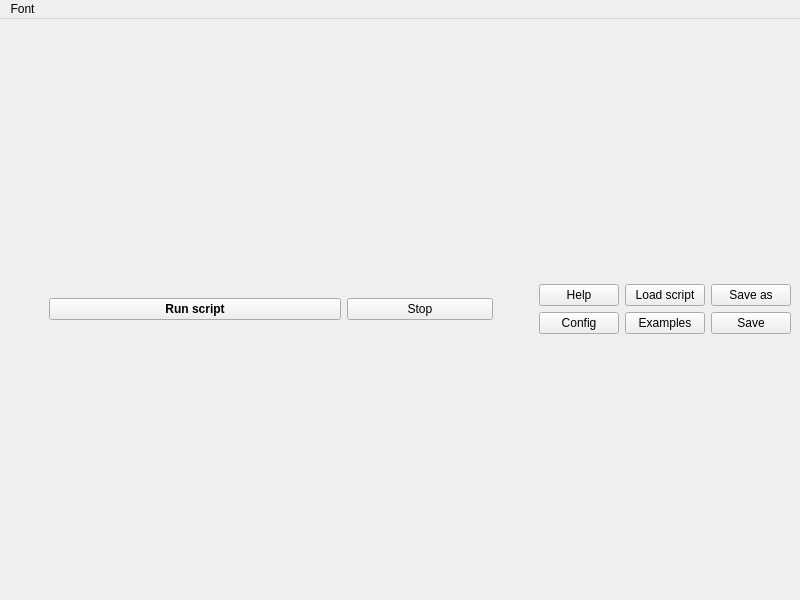
Before: the Qt Designer form GUI/ascriptwindow.ui in andrmor/TRB3reader, drawn with Qt 5.
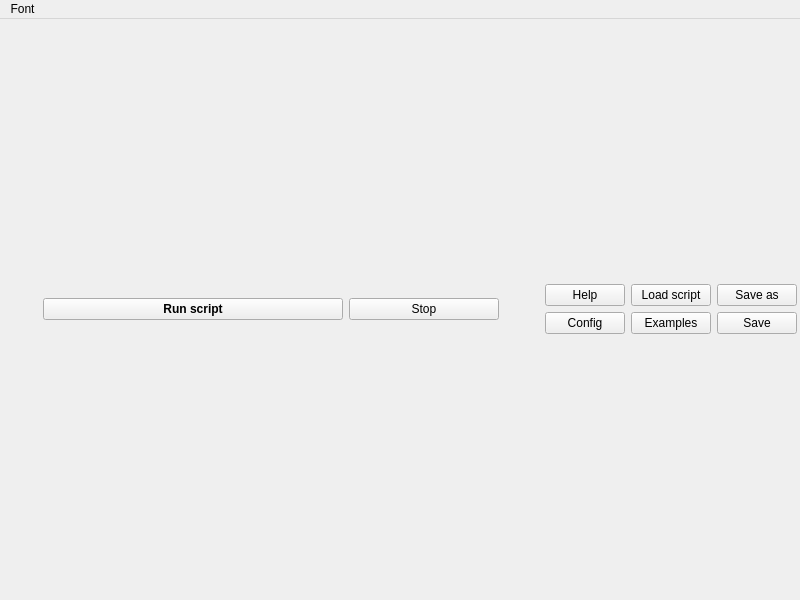
After: the same form once the commit is applied.

Diff of the .ui file:
```diff
--- a/GUI/ascriptwindow.ui
+++ b/GUI/ascriptwindow.ui
@@ -15,6 +15,18 @@
   </property>
   <widget class="QWidget" name="centralwidget">
    <layout class="QVBoxLayout" name="verticalLayout_3">
+    <property name="leftMargin">
+     <number>3</number>
+    </property>
+    <property name="topMargin">
+     <number>3</number>
+    </property>
+    <property name="rightMargin">
+     <number>3</number>
+    </property>
+    <property name="bottomMargin">
+     <number>3</number>
+    </property>
     <item>
      <layout class="QHBoxLayout" name="horizontalLayout">
       <item>
```
Left out of the diff: 2 changed lines with no effect on the pictures.
